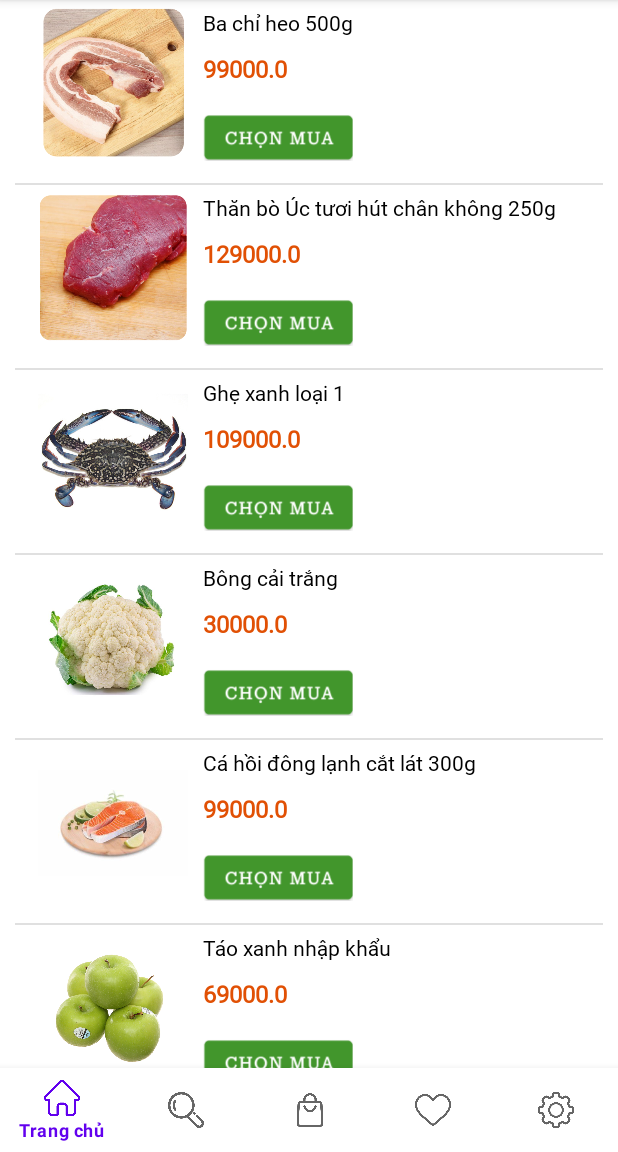
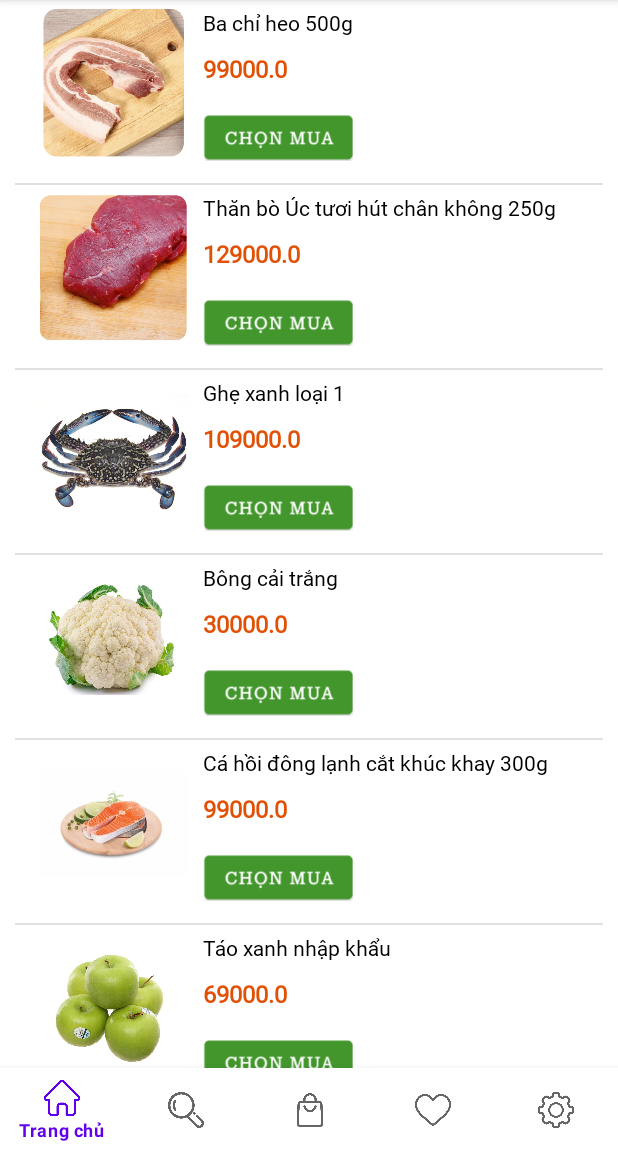
Before and after one commit to MyDuyen2/NewFreshFood, an Android app: the HomeFragment screen opened directly, with no data from a screen before it, on a phone screen of 412 x 824 dp, the part 84-1236 px from its top. Run offline under Robolectric (Android 15) with nearby library versions, the phone set to English and light mode, and no system bars.

Commit message:
sua lần n

```diff
--- a/app/src/main/java/com/lethimyduyen/adapter/BanChayAdapter.java
+++ b/app/src/main/java/com/lethimyduyen/adapter/BanChayAdapter.java
@@ -1,6 +1,7 @@
 package com.lethimyduyen.adapter;
 
 import android.app.Activity;
+import android.content.Intent;
 import android.view.LayoutInflater;
 import android.view.View;
 import android.view.ViewGroup;
@@ -11,6 +12,7 @@ import android.widget.TextView;
 import com.lethimyduyen.model.BanChay;
 import com.lethimyduyen.model.HaiSan;
 import com.lethimyduyen.myapplication.R;
+import com.lethimyduyen.myapplication.ShowDetailBanChay;
 
 import java.util.List;
 
@@ -70,6 +72,7 @@ public class BanChayAdapter extends BaseAdapter {
         holder.imv_NutChonMua.setImageResource(b.getNutChonMua());
         holder.txt_TenBanChay.setText(b.getTenBanChay());
         holder.txt_GiaBanChay.setText(String.valueOf(b.getGiaBanChay()));
+
         return view;
     }
 }
--- a/app/src/main/java/com/lethimyduyen/model/BanChay.java
+++ b/app/src/main/java/com/lethimyduyen/model/BanChay.java
@@ -3,14 +3,23 @@ package com.lethimyduyen.model;
 public class BanChay {
     int hinhBanChay, nutChonMua;
     String tenBanChay;
-    double giaBanChay;
+    double giaBanChay, giagocBanChay;
+    String motaSPBanchay;
 
     public BanChay(int hinhBanChay, int nutChonMua, String tenBanChay, double giaBanChay) {
         this.hinhBanChay = hinhBanChay;
         this.nutChonMua = nutChonMua;
         this.tenBanChay = tenBanChay;
         this.giaBanChay = giaBanChay;
+
     }
+//    public BanChay(int hinhBanChay, int nutChonMua, String tenBanChay, double giaBanChay, double giagocBanChay, String motaSPBanchay) {
+//        this.hinhBanChay = hinhBanChay;
+//        this.nutChonMua = nutChonMua;
+//        this.tenBanChay = tenBanChay;
+//        this.giaBanChay = giaBanChay;
+//        this.giagocBanChay = giagocBanChay;
+//        this.motaSPBanchay = motaSPBanchay;}
 
     public int getHinhBanChay() {
         return hinhBanChay;
@@ -43,4 +52,21 @@ public class BanChay {
     public void setGiaBanChay(double giaBanChay) {
         this.giaBanChay = giaBanChay;
     }
+//
+//    public double getGiagocBanChay() {
+//        return giagocBanChay;
+//    }
+//
+//    public void setGiagocBanChay(double giagocBanChay) {
+//        this.giagocBanChay = giagocBanChay;
+//    }
+//
+//    public String getMotaSPBanchay() {
+//        return motaSPBanchay;
+//    }
+//
+//    public void setMotaSPBanchay(String motaSPBanchay) {
+//        this.motaSPBanchay = motaSPBanchay;
+//    }
+
 }
--- a/app/src/main/java/com/lethimyduyen/myapplication/HomeFragment.java
+++ b/app/src/main/java/com/lethimyduyen/myapplication/HomeFragment.java
@@ -13,6 +13,7 @@ import android.view.LayoutInflater;
 import android.view.View;
 import android.view.ViewGroup;
 import android.widget.AbsListView;
+import android.widget.AdapterView;
 import android.widget.ImageView;
 import android.widget.ListAdapter;
 import android.widget.ListView;
@@ -78,13 +79,26 @@ public class HomeFragment extends Fragment {
         danhsachBanChay.add( new BanChay(R.drawable.thanbo, R.drawable.btn_chon_mua, "Thăn bò Úc tươi hút chân không 250g", 129000));
         danhsachBanChay.add( new BanChay(R.drawable.ghe_haisan, R.drawable.btn_chon_mua, "Ghẹ xanh loại 1", 109000));
         danhsachBanChay.add( new BanChay(R.drawable.bongcaitrang, R.drawable.btn_chon_mua, "Bông cải trắng", 30000));
-        danhsachBanChay.add( new BanChay(R.drawable.cahoi, R.drawable.btn_chon_mua, "Cá hồi đông lạnh cắt lát 300g", 99000));
+        danhsachBanChay.add( new BanChay(R.drawable.cahoi, R.drawable.btn_chon_mua, "Cá hồi đông lạnh cắt khúc khay 300g", 99000));
         danhsachBanChay.add( new BanChay(R.drawable.taoxanh, R.drawable.btn_chon_mua, "Táo xanh nhập khẩu", 69000));
+//        danhsachBanChay.add(new BanChay(R.drawable.cahoi, R.drawable.btn_chon_mua, "Cá hồi",99000, 129000,
+//                "Cá hồi được xử lý và dùng công nghệ cấp đông của nước ngoài ở nhiệt độ -40°C thật nhanh và bảo quản ở nhiệt độ -18°C. " +
+//                        "Với cách xử lý này cá vẫn giữ được độ tươi, màu sắc, chất lượng của cá và bảo quản được lâu dài." ));
+
 
         adapter = new BanChayAdapter(getActivity(), R.layout.ban_chay_lst, danhsachBanChay);
         ListView lvBanChay = (ListView) rootView.findViewById(R.id.lv_BanChay);
         lvBanChay.setAdapter(adapter);
         Helper.getListViewSize(lvBanChay);
+//        lvBanChay.setOnItemClickListener(new AdapterView.OnItemClickListener() {
+//            @Override
+//            public void onItemClick(AdapterView<?> adapterView, View view, int i, long l) {
+//                Intent intent = new Intent(getActivity(), ShowDetailBanChay.class);
+//                startActivity(intent);
+//
+//                //holder.imv_HinhBanChay.getContext().startActivities(android.content.Intent[]);
+//            }
+//        });
 
 
         return rootView;
--- a/app/src/main/res/layout/activity_pay.xml
+++ b/app/src/main/res/layout/activity_pay.xml
@@ -22,6 +22,7 @@
             android:orientation="horizontal">
 
             <ImageView
+                android:id="@+id/imv_back"
                 android:layout_width="50dp"
                 android:layout_height="wrap_content"
                 android:layout_gravity="center"
--- a/app/src/main/res/layout/shoppingitems_lst.xml
+++ b/app/src/main/res/layout/shoppingitems_lst.xml
@@ -63,7 +63,7 @@
             android:layout_width="24dp"
             android:layout_height="24dp"
             android:layout_gravity="bottom"
-            android:src="@drawable/ic_baseline_add_24"
+            android:src="@drawable/ic_baseline_remove_24"
             android:background="@drawable/border"/>
         <TextView
             android:id="@+id/txt_ProductNumb"
@@ -81,7 +81,7 @@
             android:layout_width="24dp"
             android:layout_height="24dp"
             android:layout_gravity="bottom"
-            android:src="@drawable/ic_baseline_remove_24"
+            android:src="@drawable/ic_baseline_add_24"
             android:background="@drawable/border"/>
 
 
--- a/app/src/main/res/layout/sp_cahoi.xml
+++ b/app/src/main/res/layout/sp_cahoi.xml
@@ -38,7 +38,7 @@
 
         </com.google.android.material.bottomnavigation.BottomNavigationView>
 
-<ScrollView
+    <ScrollView
     android:layout_width="match_parent"
     android:layout_height="match_parent">
         <LinearLayout
@@ -130,7 +130,7 @@
                 android:text="Cá hồi được xử lý và dùng công nghệ cấp đông của nước ngoài ở nhiệt độ -40°C thật nhanh và bảo quản ở nhiệt độ -18°C. Với cách xử lý này cá vẫn giữ được độ tươi, màu sắc, chất lượng của cá và bảo quản được lâu dài."
                 android:textSize="19dp" />
         </LinearLayout>
-</ScrollView>
+    </ScrollView>
     </FrameLayout>
 
 </RelativeLayout>
```
Also changed, not shown: app/src/main/AndroidManifest.xml (+7 -0 lines), app/src/main/java/com/lethimyduyen/myapplication/LoginActivity.java (+13 -4 lines), app/src/main/java/com/lethimyduyen/myapplication/Pay.java (+7 -0 lines).
